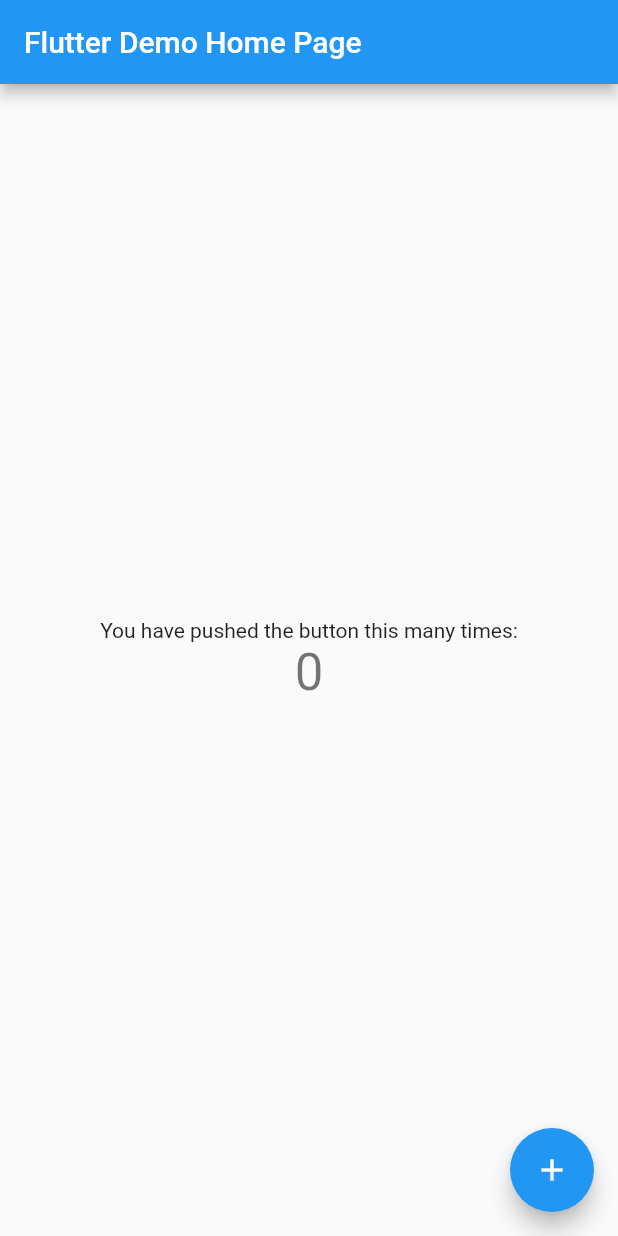
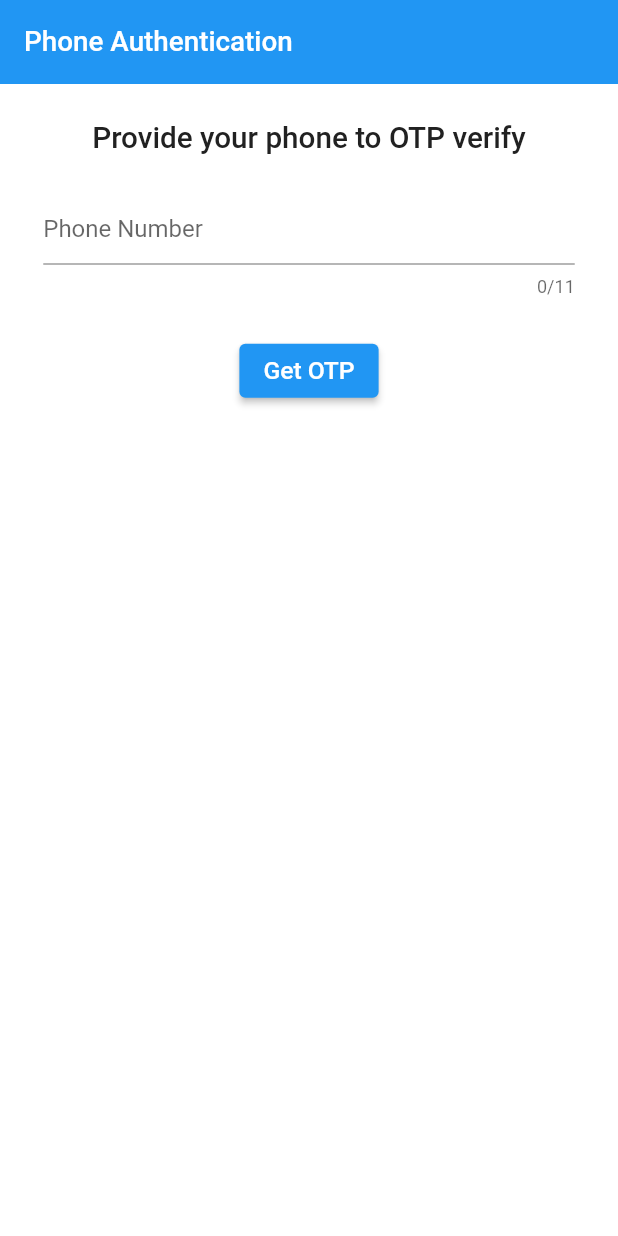
Before and after one commit to SujitSarkar/Firebase-Phone-Auth, a Flutter app: the screen it shows after launch, on a phone screen of 412 x 824 dp. Run offline on Flutter 3.47's test engine with Material 2 defaults, Android fonts, the phone set to English and light mode, and no system bars; our stand-ins replace firebase_auth, firebase_core, fluttertoast, pinput; accounts and stored records are empty.

Commit message:
phone auth complete

```diff
--- /dev/null
+++ b/lib/home_page.dart
@@ -0,0 +1,258 @@
+import 'dart:async';
+import 'package:firebase_auth/firebase_auth.dart';
+import 'package:flutter/material.dart';
+import 'package:fluttertoast/fluttertoast.dart';
+import 'package:pinput/pinput.dart';
+
+class HomePage extends StatefulWidget {
+  const HomePage({Key? key}) : super(key: key);
+
+  @override
+  State<HomePage> createState() => _HomePageState();
+}
+
+class _HomePageState extends State<HomePage> {
+
+  final TextEditingController _phoneNumber =TextEditingController(text: '');
+  String? _verificationId;
+  Timer? _timer;
+  int _seconds = 120;
+  bool _otpVerified = false;
+  String userId= '';
+  bool _loading=false;
+
+  @override
+  void dispose() {
+    super.dispose();
+    _timer!.cancel();
+  }
+
+  @override
+  Widget build(BuildContext context) {
+    final Size size = MediaQuery.of(context).size;
+    return Stack(
+      children: [
+        Scaffold(
+          backgroundColor: Colors.white,
+          appBar: AppBar(
+            title: Text('Phone Authentication',
+                style: TextStyle(color: Colors.white,fontSize: size.width*.045)),
+            elevation: 0.0,
+            iconTheme: IconThemeData(color: Colors.grey.shade800),
+            //backgroundColor: Colors.white,
+          ),
+          body: _bodyUI(size),
+        ),
+        if(_loading) const Center(child: CircularProgressIndicator())
+      ],
+    );
+  }
+
+  Widget _bodyUI(Size size)=>SingleChildScrollView(
+    padding: EdgeInsets.symmetric(horizontal: size.width*.05),
+    child: Column(
+      children: [
+        SizedBox(height: size.width*.06),
+
+        ///Instruction
+        Text('Provide your phone to OTP verify',
+            style: TextStyle(color: Colors.grey.shade900,
+                fontWeight:FontWeight.w500,fontSize: size.width*.048)),
+        SizedBox(height: size.width*.06),
+
+        ///Phone Number
+        Container(
+          padding: EdgeInsets.symmetric(horizontal: size.width*.02),
+          decoration: const BoxDecoration(
+              color: Colors.white,
+              borderRadius: BorderRadius.all(Radius.circular(5))
+          ),
+          child: TextField(
+              controller: _phoneNumber,
+              maxLength: 11,
+              keyboardType: TextInputType.number,
+              decoration: const InputDecoration(
+               hintText: 'Phone Number'),
+              readOnly: _verificationId==null?false:true,
+             ),
+        ),
+        SizedBox(height: size.width*.06),
+
+        if(_verificationId!=null) Column(
+            children: [
+              Pinput(
+                onCompleted: (value)async{
+                  _otpVerification(value);
+                },
+                length: 6,
+                showCursor: true,
+                defaultPinTheme: StaticDecoration.defaultPinTheme,
+                focusedPinTheme: StaticDecoration.focusedPinTheme,
+                submittedPinTheme: StaticDecoration.submittedPinTheme,
+              ),
+              SizedBox(height: size.width*.04),
+
+              Center(
+                child: _otpVerified
+                    ? Text('Phone Number Verified',
+                    style: TextStyle(fontSize: size.width*.05,color: Colors.green,fontWeight: FontWeight.w500))
+                    : Text(
+                  'OTP will resend after $_seconds sec',
+                  textAlign: TextAlign.left,
+                  style: TextStyle(fontSize: size.width*.04,color: Colors.grey.shade900),
+                ),
+              ),
+            ]),
+
+        if(_verificationId==null) ElevatedButton(
+            onPressed: (){
+              if(_phoneNumber.text.isNotEmpty){
+                if(_phoneNumber.text.length==11){
+                  _phoneAuth();
+                }else {showToast('Invalid phone number');}
+              }else {showToast('Provide phone number');}
+            },
+            child: Text('Get OTP',style: TextStyle(fontSize: size.width*.04))),
+        SizedBox(height: size.width*.08),
+
+        // if(_otpVerified) Column(
+        //   children: [
+        //     Container(
+        //         padding: EdgeInsets.all(size.width*.01),
+        //         decoration: const BoxDecoration(
+        //             color: Colors.white,
+        //             borderRadius: BorderRadius.all(Radius.circular(8))
+        //         ),
+        //         child: TextField(controller: _newPassword,decoration: const InputDecoration(hintText: 'New Password'))),
+        //     SizedBox(height: size.width*.04),
+        //
+        //     ElevatedButton(
+        //         onPressed: ()async{
+        //           Map<String, dynamic> map = {
+        //             'id':userId,
+        //             'password': _newPassword.text
+        //           };
+        //         }, child: Text('Reset',style: TextStyle(fontSize: size.width*.04)))
+        //   ],
+        // ),
+
+        SizedBox(height: size.width*.04),
+      ],
+    ),
+  );
+
+
+  Future<void> _phoneAuth() async {
+    setState(()=>_loading=true);
+    FirebaseAuth auth = FirebaseAuth.instance;
+    await auth.verifyPhoneNumber(
+      phoneNumber: '+88'+_phoneNumber.text,
+
+      ///Auto Verification
+      verificationCompleted: (PhoneAuthCredential credential) async {
+        await auth.signInWithCredential(credential).then((value) {
+          if (value.user != null) {
+            setState(()=>_loading=false);
+            setState(()=> _otpVerified=true);
+            showToast('Phone number verified');
+          } else {
+            setState(()=>_loading=false);
+            showToast('Verification Failed! Try again');
+          }
+        });
+      },
+
+      ///Verification Failed
+      verificationFailed: (FirebaseAuthException e) {
+        if (e.code == 'invalid-phone-number') {
+          setState(()=>_loading=false);
+          showToast('The provided phone number is not valid');
+        }
+      },
+
+      ///Verify with  OTP
+      codeSent: (String verificationId, int? resendToken) async {
+        _loading=false;
+        _verificationId = verificationId;
+        setState(() {});
+        _startTimer();
+      },
+      timeout: const Duration(seconds: 120),
+      codeAutoRetrievalTimeout: (String verificationId) {
+        showToast('OTP resend');
+        _verificationId = verificationId;
+        setState(() {});
+      },
+    );
+  }
+
+
+  Future<void> _otpVerification(otp)async{
+    PhoneAuthCredential credential = PhoneAuthProvider.credential(
+        verificationId: _verificationId!,
+        smsCode: otp);
+    setState(()=>_loading=true);
+    // Sign the user in (or link) with the credential
+    await FirebaseAuth.instance.signInWithCredential(credential).then((value) {
+      if (value.user != null) {
+        setState(()=>_loading=false);
+        setState(()=> _otpVerified=true);
+        _timer!.cancel();
+      } else {
+        setState(()=>_loading=false);
+        setState(()=> _otpVerified=false);
+        showToast('Invalid OTP');
+      }
+    });
+  }
+
+  void _startTimer() {
+    const oneSec = Duration(seconds: 1);
+    _timer = Timer.periodic(
+      oneSec,
+          (Timer timer) => setState(
+            () {
+          if (_seconds < 1) {
+            timer.cancel();
+          } else {
+            if (_seconds >= 0) {
+              setState(() => _seconds = _seconds - 1);
+            }
+            if (_seconds == 0) {
+              _timer!.cancel();
+            }
+          }
+        },
+      ),
+    );
+  }
+
+  void showToast(String mgs)=>Fluttertoast.showToast(
+      msg: mgs,
+      toastLength: Toast.LENGTH_LONG,
+      gravity: ToastGravity.CENTER,
+      timeInSecForIosWeb: 1,
+      backgroundColor: Colors.black87,
+      textColor: Colors.white,
+      fontSize: 16.0);
+}
+
+class StaticDecoration{
+  static var defaultPinTheme = PinTheme(
+      height: 40,
+      width: 40,
+      decoration: BoxDecoration(
+        border: Border.all(color: Colors.grey),
+        borderRadius: BorderRadius.circular(6),
+      )
+  );
+
+  static var submittedPinTheme = defaultPinTheme.copyDecorationWith(
+      border: Border.all(color: Colors.green),
+      borderRadius: BorderRadius.circular(10)
+  );
+  static var focusedPinTheme = defaultPinTheme.copyDecorationWith(
+      border: Border.all(color: Colors.blue),
+      borderRadius: BorderRadius.circular(10)
+  );
+}
--- a/lib/main.dart
+++ b/lib/main.dart
@@ -1,6 +1,10 @@
 import 'package:flutter/material.dart';
+import 'package:firebase_core/firebase_core.dart';
+import 'home_page.dart';
 
-void main() {
+void main() async{
+  WidgetsFlutterBinding.ensureInitialized();
+  await Firebase.initializeApp();
   runApp(const MyApp());
 }
 
@@ -11,87 +15,12 @@ class MyApp extends StatelessWidget {
   @override
   Widget build(BuildContext context) {
     return MaterialApp(
-      title: 'Flutter Demo',
+      title: 'Phone Auth',
+      debugShowCheckedModeBanner: false,
       theme: ThemeData(
         primarySwatch: Colors.blue,
       ),
-      home: const MyHomePage(title: 'Flutter Demo Home Page'),
+      home: const HomePage(),
     );
   }
 }
-
-class MyHomePage extends StatefulWidget {
-  const MyHomePage({Key? key, required this.title}) : super(key: key);
-
-  final String title;
-
-  @override
-  State<MyHomePage> createState() => _MyHomePageState();
-}
-
-class _MyHomePageState extends State<MyHomePage> {
-  int _counter = 0;
-
-  void _incrementCounter() {
-    setState(() {
-      // This call to setState tells the Flutter framework that something has
-      // changed in this State, which causes it to rerun the build method below
-      // so that the display can reflect the updated values. If we changed
-      // _counter without calling setState(), then the build method would not be
-      // called again, and so nothing would appear to happen.
-      _counter++;
-    });
-  }
-
-  @override
-  Widget build(BuildContext context) {
-    // This method is rerun every time setState is called, for instance as done
-    // by the _incrementCounter method above.
-    //
-    // The Flutter framework has been optimized to make rerunning build methods
-    // fast, so that you can just rebuild anything that needs updating rather
-    // than having to individually change instances of widgets.
-    return Scaffold(
-      appBar: AppBar(
-        // Here we take the value from the MyHomePage object that was created by
-        // the App.build method, and use it to set our appbar title.
-        title: Text(widget.title),
-      ),
-      body: Center(
-        // Center is a layout widget. It takes a single child and positions it
-        // in the middle of the parent.
-        child: Column(
-          // Column is also a layout widget. It takes a list of children and
-          // arranges them vertically. By default, it sizes itself to fit its
-          // children horizontally, and tries to be as tall as its parent.
-          //
-          // Invoke "debug painting" (press "p" in the console, choose the
-          // "Toggle Debug Paint" action from the Flutter Inspector in Android
-          // Studio, or the "Toggle Debug Paint" command in Visual Studio Code)
-          // to see the wireframe for each widget.
-          //
-          // Column has various properties to control how it sizes itself and
-          // how it positions its children. Here we use mainAxisAlignment to
-          // center the children vertically; the main axis here is the vertical
-          // axis because Columns are vertical (the cross axis would be
-          // horizontal).
-          mainAxisAlignment: MainAxisAlignment.center,
-          children: <Widget>[
-            const Text(
-              'You have pushed the button this many times:',
-            ),
-            Text(
-              '$_counter',
-              style: Theme.of(context).textTheme.headline4,
-            ),
-          ],
-        ),
-      ),
-      floatingActionButton: FloatingActionButton(
-        onPressed: _incrementCounter,
-        tooltip: 'Increment',
-        child: const Icon(Icons.add),
-      ), // This trailing comma makes auto-formatting nicer for build methods.
-    );
-  }
-}
```
Also changed, not shown: pubspec.yaml (+5 -37 lines), pubspec.lock, 4 other files.
